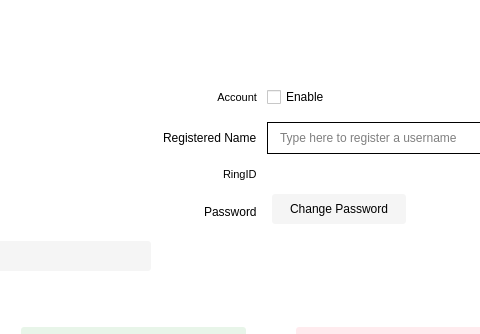
The window that settingswidget.ui (savoirfairelinux/jami-client-windows) describes before a commit, drawn with Qt 5; both pictures show x 285 to 765 and y 0 to 334 of the 936 by 860 pixel window.
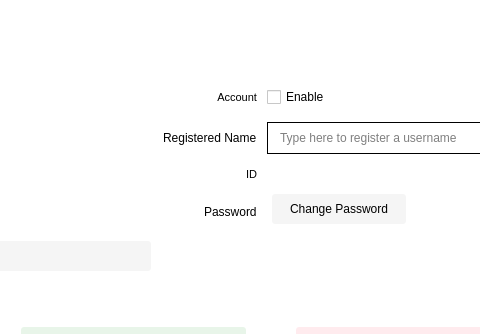
The same window after the commit. The open tabs and pages were chosen to show the change. Icons and pictures are not drawn. Custom widgets are drawn as their Qt base class.

Commit message: ui: change name from Ring to Jami

```diff
--- a/settingswidget.ui
+++ b/settingswidget.ui
@@ -1357,7 +1357,7 @@
                                  </font>
                                 </property>
                                 <property name="text">
-                                 <string>RingID</string>
+                                 <string>ID</string>
                                 </property>
                                </widget>
                               </item>
```
The commit also changes 32 other files.
